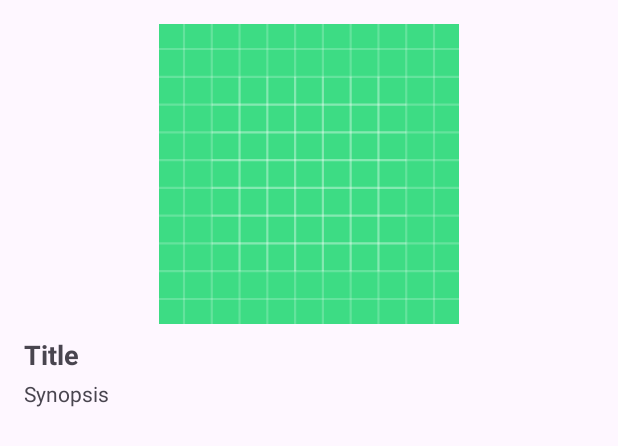
After one commit to LynnT-2003/Lynnime-Animelist, an Android app: the layout item_anime.xml on its own in the app's theme, with its tools: preview values and no code run, on a phone screen of 412 x 824 dp. The commit adds this screen. Shown: the top 446 px of the screen. Run offline under Robolectric (Android 15) with nearby library versions, the phone set to English and light mode, and no system bars.

Commit message:
Feat: Successfully fetched API in RecyclerView.

```diff
--- a/app/src/main/AndroidManifest.xml
+++ b/app/src/main/AndroidManifest.xml
@@ -1,6 +1,8 @@
 <?xml version="1.0" encoding="utf-8"?>
 <manifest xmlns:android="http://schemas.android.com/apk/res/android"
     xmlns:tools="http://schemas.android.com/tools">
+
+    <uses-permission android:name="android.permission.INTERNET" />
 
     <application
         android:allowBackup="true"
--- /dev/null
+++ b/app/src/main/res/layout/item_anime.xml
@@ -0,0 +1,33 @@
+<LinearLayout xmlns:android="http://schemas.android.com/apk/res/android"
+    xmlns:app="http://schemas.android.com/apk/res-auto"
+    android:layout_width="match_parent"
+    android:layout_height="wrap_content"
+    android:orientation="vertical"
+    android:padding="16dp">
+
+    <ImageView
+        android:id="@+id/animeImageView"
+        android:layout_width="match_parent"
+        android:layout_height="200dp"
+        app:srcCompat="@drawable/ic_launcher_background" />
+
+    <TextView
+        android:id="@+id/animeTitleTextView"
+        android:layout_width="match_parent"
+        android:layout_height="wrap_content"
+        android:layout_marginTop="8dp"
+        android:text="Title"
+        android:textSize="18sp"
+        android:textStyle="bold" />
+
+    <TextView
+        android:id="@+id/animeSynopsisTextView"
+        android:layout_width="match_parent"
+        android:layout_height="wrap_content"
+        android:layout_marginTop="4dp"
+        android:text="Synopsis" />
+
+    <!-- Add other views as needed -->
+
+
+</LinearLayout>
```
Also changed, not shown: app/build.gradle.kts (+11 -0 lines), app/src/main/java/com/example/lynnime/api/AnimeApiService.kt (added, +10 -0 lines), app/src/main/java/com/example/lynnime/api/MoviesApiService.kt (added, +10 -0 lines), app/src/main/java/com/example/lynnime/api/RetrofitClient.kt (added, +19 -0 lines), app/src/main/java/com/example/lynnime/fragments/HomeFragment.kt (+74 -1 lines), app/src/main/java/com/example/lynnime/models/AnimeData.kt (added, +20 -0 lines), app/src/main/java/com/example/lynnime/models/HorrorMovieData.kt (added, +10 -0 lines), app/src/main/java/com/example/lynnime/utils/AnimeAdapter.kt (added, +35 -0 lines), app/src/main/java/com/example/lynnime/utils/HorrorMovieAdapter.kt (added, +35 -0 lines), app/src/main/res/layout/fragment_home.xml (+14 -4 lines), app/src/main/res/layout/item_horror_movie.xml (added, +29 -0 lines).
